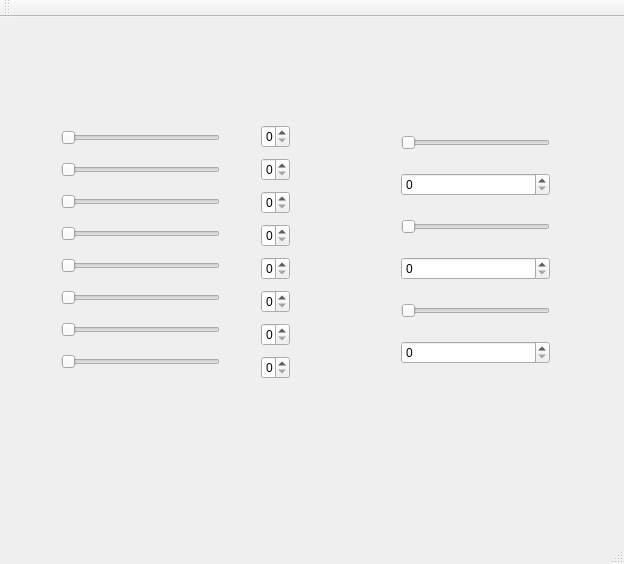
This is mainwindow.ui in Saahil12/10C-HW2 as Qt 5 draws it before an edit. The edited form follows.
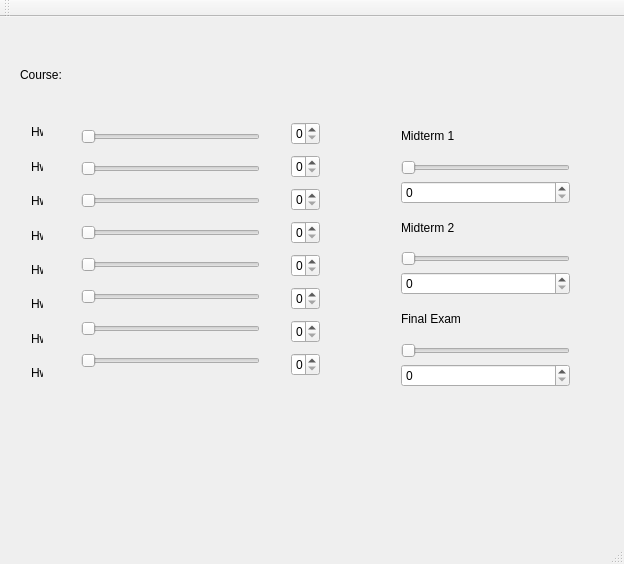
This is the edited form.

```diff
--- a/mainwindow.ui
+++ b/mainwindow.ui
@@ -14,12 +14,25 @@
    <string>MainWindow</string>
   </property>
   <widget class="QWidget" name="centralWidget">
+   <widget class="QLabel" name="label_12">
+    <property name="geometry">
+     <rect>
+      <x>20</x>
+      <y>50</y>
+      <width>60</width>
+      <height>16</height>
+     </rect>
+    </property>
+    <property name="text">
+     <string>Course:</string>
+    </property>
+   </widget>
    <widget class="QWidget" name="">
     <property name="geometry">
      <rect>
-      <x>50</x>
-      <y>91</y>
-      <width>181</width>
+      <x>70</x>
+      <y>90</y>
+      <width>201</width>
       <height>291</height>
      </rect>
     </property>
@@ -85,8 +98,8 @@
    <widget class="QWidget" name="">
     <property name="geometry">
      <rect>
-      <x>250</x>
-      <y>93</y>
+      <x>280</x>
+      <y>90</y>
       <width>51</width>
       <height>291</height>
      </rect>
@@ -118,16 +131,91 @@
      </item>
     </layout>
    </widget>
+   <widget class="QWidget" name="">
+    <property name="geometry">
+     <rect>
+      <x>20</x>
+      <y>90</y>
+      <width>34</width>
+      <height>291</height>
+     </rect>
+    </property>
+    <layout class="QVBoxLayout" name="verticalLayout_4">
+     <item>
+      <widget class="QLabel" name="label_5">
+       <property name="text">
+        <string>Hw 1</string>
+       </property>
+      </widget>
+     </item>
+     <item>
+      <widget class="QLabel" name="label_7">
+       <property name="text">
+        <string>Hw 2</string>
+       </property>
+      </widget>
+     </item>
+     <item>
+      <widget class="QLabel" name="label_6">
+       <property name="text">
+        <string>Hw 3</string>
+       </property>
+      </widget>
+     </item>
+     <item>
+      <widget class="QLabel" name="label_2">
+       <property name="text">
+        <string>Hw 4</string>
+       </property>
+      </widget>
+     </item>
+     <item>
+      <widget class="QLabel" name="label">
+       <property name="text">
+        <string>Hw 5</string>
+       </property>
+      </widget>
+     </item>
+     <item>
+      <widget class="QLabel" name="label_8">
+       <property name="text">
+        <string>Hw 6</string>
+       </property>
+      </widget>
+     </item>
+     <item>
+      <widget class="QLabel" name="label_3">
+       <property name="text">
+        <string>Hw 7</string>
+       </property>
+      </widget>
+     </item>
+     <item>
+      <widget class="QLabel" name="label_4">
+       <property name="text">
+        <string>Hw 8</string>
+       </property>
+      </widget>
+     </item>
+    </layout>
+   </widget>
    <widget class="QWidget" name="">
     <property name="geometry">
      <rect>
       <x>390</x>
       <y>90</y>
-      <width>171</width>
+      <width>191</width>
       <height>291</height>
      </rect>
     </property>
     <layout class="QVBoxLayout" name="verticalLayout_3">
+     <item>
+      <widget class="QLabel" name="label_9">
+       <property name="text">
+        <string>Midterm 1</string>
+       </property>
+      </widget>
+     </item>
      <item>
       <widget class="QSlider" name="horizontalSlider_9">
        <property name="orientation">
@@ -138,6 +226,13 @@
      <item>
       <widget class="QSpinBox" name="spinBox_9"/>
      </item>
+     <item>
+      <widget class="QLabel" name="label_10">
+       <property name="text">
+        <string>Midterm 2</string>
+       </property>
+      </widget>
+     </item>
      <item>
       <widget class="QSlider" name="horizontalSlider_10">
        <property name="orientation">
@@ -148,6 +243,13 @@
      <item>
       <widget class="QSpinBox" name="spinBox_10"/>
      </item>
+     <item>
+      <widget class="QLabel" name="label_11">
+       <property name="text">
+        <string>Final Exam</string>
+       </property>
+      </widget>
+     </item>
      <item>
       <widget class="QSlider" name="horizontalSlider_11">
        <property name="orientation">
```
